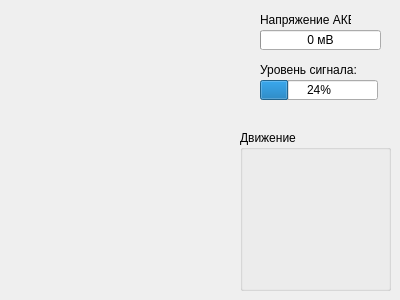
This is dthard-gui/mainwindow.ui in Ursadon/Dithard as Qt 5 draws it before an edit. The edited form follows.
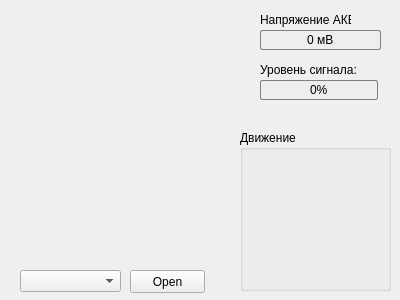
This is the edited form. Icons and pictures are not drawn.

Patch:
```diff
--- a/dthard-gui/mainwindow.ui
+++ b/dthard-gui/mainwindow.ui
@@ -33,6 +33,20 @@
       <height>20</height>
      </rect>
     </property>
+    <property name="styleSheet">
+     <string notr="true">QProgressBar::chunk {
+background-color: #00FF00;
+}
+QProgressBar {
+border: 1px solid grey;
+border-radius: 2px;
+text-align: center;
+background: #eeeeee;
+}</string>
+    </property>
+    <property name="maximum">
+     <number>3700</number>
+    </property>
     <property name="value">
      <number>0</number>
     </property>
@@ -43,7 +57,7 @@
      <enum>QProgressBar::TopToBottom</enum>
     </property>
     <property name="format">
-     <string>%p мВ</string>
+     <string>%v мВ</string>
     </property>
    </widget>
    <widget class="QGroupBox" name="groupBox">
@@ -203,8 +217,63 @@
       <height>20</height>
      </rect>
     </property>
+    <property name="styleSheet">
+     <string notr="true">QProgressBar::chunk {
+background-color: #00FF00;
+}
+QProgressBar {
+border: 1px solid grey;
+border-radius: 2px;
+text-align: center;
+background: #eeeeee;
+}</string>
+    </property>
+    <property name="maximum">
+     <number>3700</number>
+    </property>
     <property name="value">
-     <number>24</number>
+     <number>0</number>
+    </property>
+   </widget>
+   <widget class="QComboBox" name="comPortList">
+    <property name="geometry">
+     <rect>
+      <x>20</x>
+      <y>270</y>
+      <width>101</width>
+      <height>22</height>
+     </rect>
+    </property>
+    <property name="focusPolicy">
+     <enum>Qt::NoFocus</enum>
+    </property>
+    <property name="styleSheet">
+     <string notr="true"/>
+    </property>
+    <property name="currentText">
+     <string comment="Выберите порт" extracomment="Выберите порт"/>
+    </property>
+   </widget>
+   <widget class="QPushButton" name="pbComPortOpen">
+    <property name="geometry">
+     <rect>
+      <x>130</x>
+      <y>270</y>
+      <width>75</width>
+      <height>23</height>
+     </rect>
+    </property>
+    <property name="focusPolicy">
+     <enum>Qt::NoFocus</enum>
+    </property>
+    <property name="contextMenuPolicy">
+     <enum>Qt::NoContextMenu</enum>
+    </property>
+    <property name="text">
+     <string>Open</string>
+    </property>
+    <property name="flat">
+     <bool>false</bool>
     </property>
    </widget>
   </widget>
```
